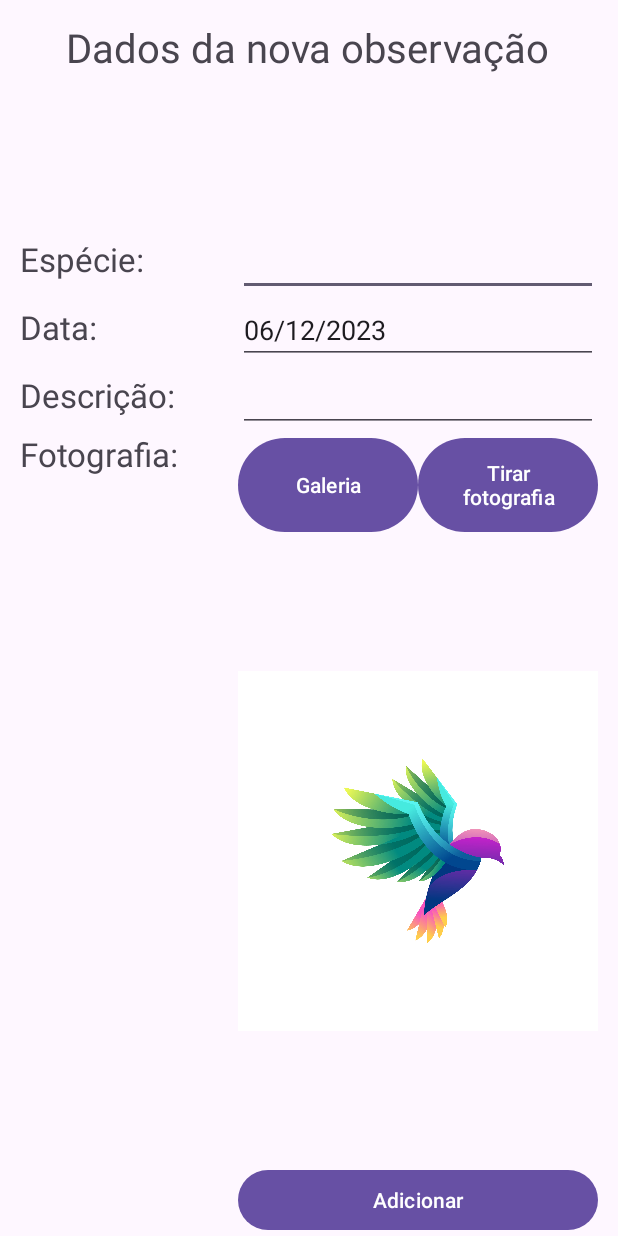
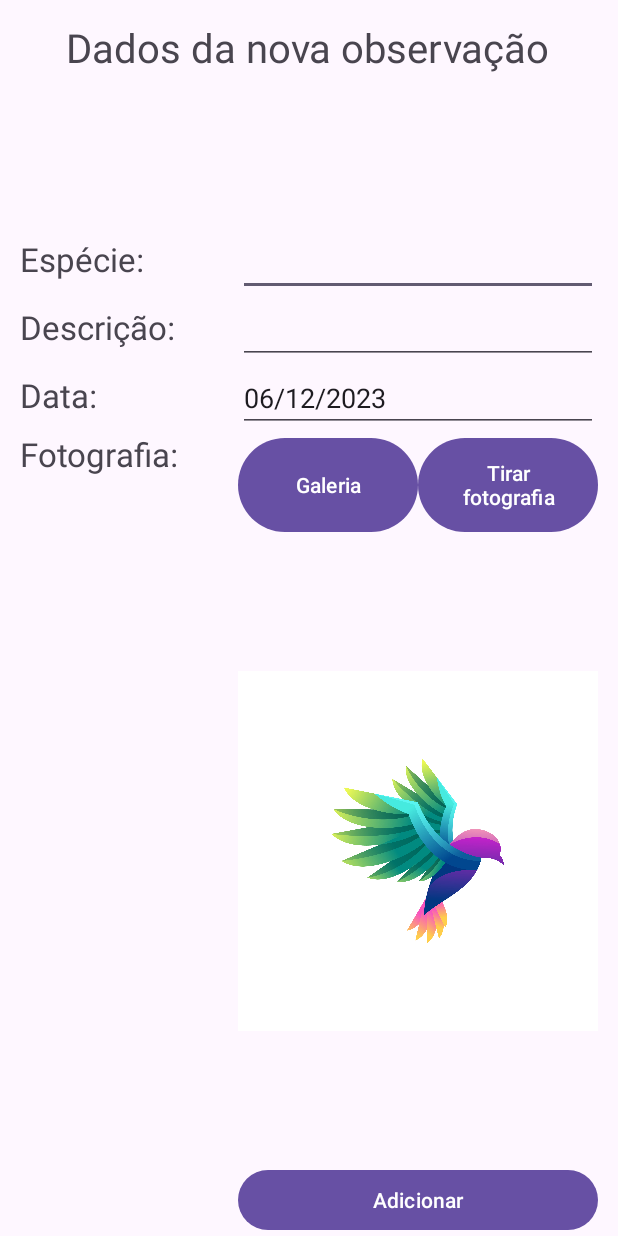
Before and after one commit to vascosilverio/AvistaDAM, an Android app: the AdicionarObsActivity screen opened directly, with no data from a screen before it, on a phone screen of 412 x 824 dp. Run offline under Robolectric (Android 15) with nearby library versions, the phone set to English and light mode, and no system bars; network calls fail; 1 statement that could not run was skipped.

```diff
--- a/app/src/main/res/layout/activity_adicionar_obs.xml
+++ b/app/src/main/res/layout/activity_adicionar_obs.xml
@@ -60,6 +60,28 @@
                 android:layout_height="match_parent">
 
                 <TextView
+                    android:id="@+id/txtViewDescricao"
+                    android:layout_width="wrap_content"
+                    android:layout_height="wrap_content"
+                    android:layout_weight="0.2"
+                    android:text="Descrição:"
+                    android:textSize="10pt" />
+
+                <EditText
+                    android:id="@+id/txtDescricao"
+                    android:layout_width="wrap_content"
+                    android:layout_height="wrap_content"
+                    android:layout_weight="0.8"
+                    android:ems="10"
+                    android:inputType="text"
+                    android:text="" />
+            </TableRow>
+
+            <TableRow
+                android:layout_width="match_parent"
+                android:layout_height="match_parent">
+
+                <TextView
                     android:id="@+id/txtViewData"
                     android:layout_weight="0.2"
                     android:layout_width="wrap_content"
@@ -75,28 +97,6 @@
                     android:ems="10"
                     android:inputType="date" />
 
-            </TableRow>
-
-            <TableRow
-                android:layout_width="match_parent"
-                android:layout_height="match_parent" >
-
-                <TextView
-                    android:id="@+id/txtViewDescricao"
-                    android:layout_weight="0.2"
-                    android:layout_width="wrap_content"
-                    android:layout_height="wrap_content"
-                    android:text="Descrição:"
-                    android:textSize="10pt"/>
-
-                <EditText
-                    android:id="@+id/txtDescricao"
-                    android:layout_width="wrap_content"
-                    android:layout_height="wrap_content"
-                    android:layout_weight="0.8"
-                    android:ems="10"
-                    android:inputType="text"
-                    android:text="" />
             </TableRow>
 
             <TableRow
@@ -159,12 +159,14 @@
 
                 <Space
                     android:layout_width="wrap_content"
-                    android:layout_height="wrap_content" />
+                    android:layout_height="wrap_content"
+                    android:layout_weight="0.2" />
 
                 <Button
                     android:id="@+id/btnAdicionarObs"
                     android:layout_width="wrap_content"
                     android:layout_height="wrap_content"
+                    android:layout_weight="0.8"
                     android:text="Adicionar" />
             </TableRow>
 
```
Also changed, not shown: app/src/main/java/com/example/avista/ui/MainActivity.kt (+9 -2 lines).
